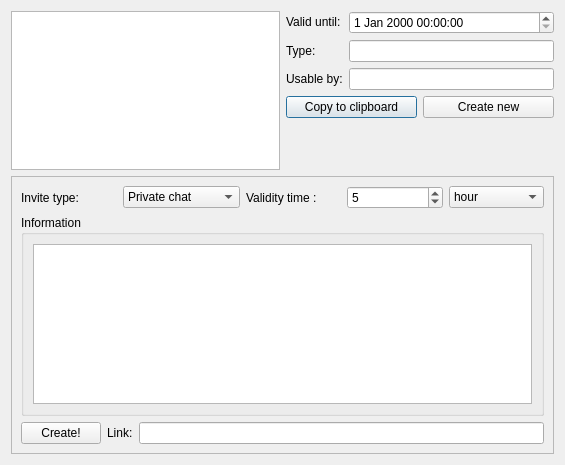
First picture: the form in retroshare-gui/src/gui/CreateMsgLinkDialog.ui, repository RetroShare/RetroShare, before the edit.
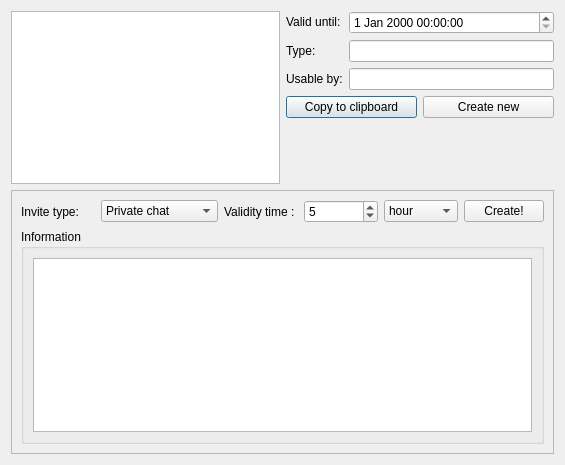
Second picture: the form after the edit.

What changed in the file:
```diff
--- a/retroshare-gui/src/gui/CreateMsgLinkDialog.ui
+++ b/retroshare-gui/src/gui/CreateMsgLinkDialog.ui
@@ -17,7 +17,14 @@
    <item>
     <layout class="QHBoxLayout" name="horizontalLayout_4">
      <item>
-      <widget class="QListWidget" name="_existing_links_LW"/>
+      <widget class="QListWidget" name="_existing_links_LW">
+       <property name="sizePolicy">
+        <sizepolicy hsizetype="Expanding" vsizetype="Maximum">
+         <horstretch>0</horstretch>
+         <verstretch>0</verstretch>
+        </sizepolicy>
+       </property>
+      </widget>
      </item>
      <item>
       <layout class="QVBoxLayout" name="verticalLayout_4">
@@ -182,6 +189,13 @@
           </item>
          </widget>
         </item>
+        <item>
+         <widget class="QPushButton" name="_create_link_PB">
+          <property name="text">
+           <string>Create!</string>
+          </property>
+         </widget>
+        </item>
        </layout>
       </item>
       <item>
@@ -196,27 +210,6 @@
         </layout>
        </widget>
       </item>
-      <item>
-       <layout class="QHBoxLayout" name="horizontalLayout_2">
-        <item>
-         <widget class="QPushButton" name="_create_link_PB">
-          <property name="text">
-           <string>Create!</string>
-          </property>
-         </widget>
-        </item>
-        <item>
-         <widget class="QLabel" name="label_4">
-          <property name="text">
-           <string>Link:</string>
-          </property>
-         </widget>
-        </item>
-        <item>
-         <widget class="QLineEdit" name="lineEdit"/>
-        </item>
-       </layout>
-      </item>
      </layout>
     </widget>
    </item>
```
